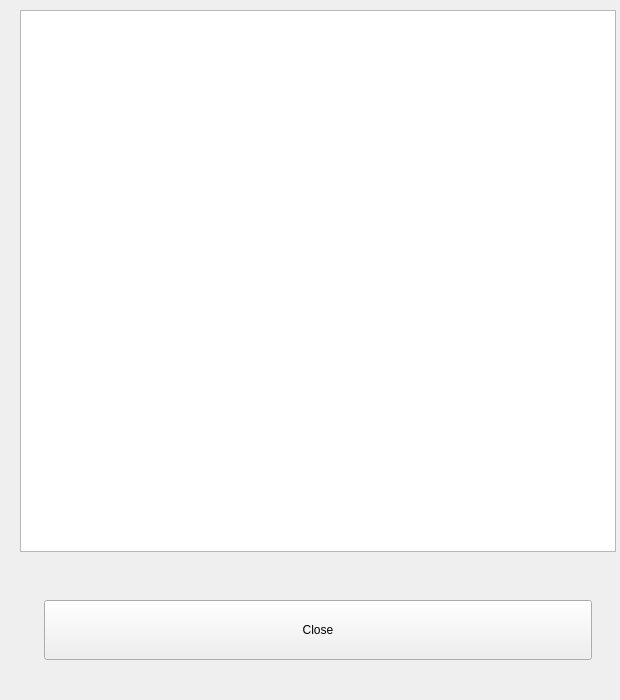
Before: the Qt Designer form src/license/user-license-agreement.ui in openeuler-mirror/kiran-control-panel, drawn with Qt 5.
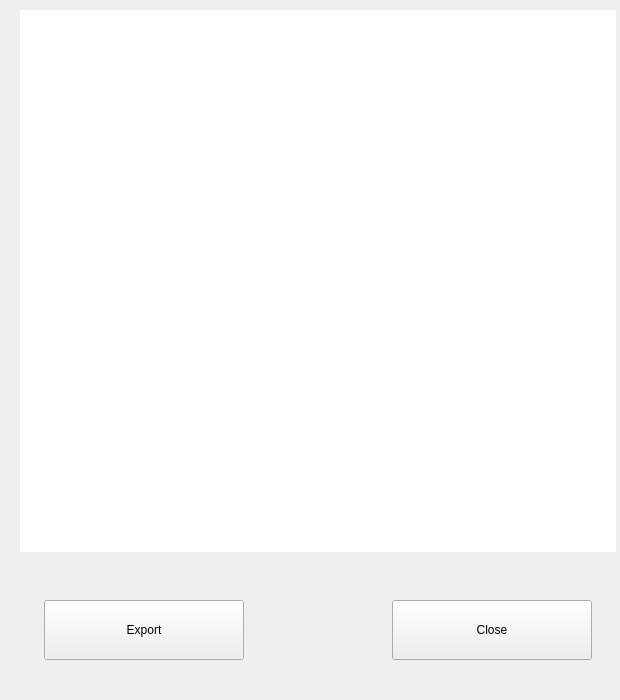
After: the same form once the commit is applied.

```diff
--- a/src/license/user-license-agreement.ui
+++ b/src/license/user-license-agreement.ui
@@ -66,6 +66,9 @@
        <family>Noto Sans CJK SC</family>
       </font>
      </property>
+     <property name="frameShape">
+      <enum>QFrame::NoFrame</enum>
+     </property>
      <property name="lineWrapMode">
       <enum>QTextEdit::WidgetWidth</enum>
      </property>
@@ -73,15 +76,15 @@
       <string>&lt;!DOCTYPE HTML PUBLIC &quot;-//W3C//DTD HTML 4.0//EN&quot; &quot;http://www.w3.org/TR/REC-html40/strict.dtd&quot;&gt;
 &lt;html&gt;&lt;head&gt;&lt;meta name=&quot;qrichtext&quot; content=&quot;1&quot; /&gt;&lt;style type=&quot;text/css&quot;&gt;
 p, li { white-space: pre-wrap; }
-&lt;/style&gt;&lt;/head&gt;&lt;body style=&quot; font-family:'Noto Sans CJK SC'; font-size:9pt; font-weight:400; font-style:normal;&quot;&gt;
-&lt;p style=&quot;-qt-paragraph-type:empty; margin-top:0px; margin-bottom:0px; margin-left:0px; margin-right:0px; -qt-block-indent:0; text-indent:0px;&quot;&gt;&lt;br /&gt;&lt;/p&gt;&lt;/body&gt;&lt;/html&gt;</string>
+&lt;/style&gt;&lt;/head&gt;&lt;body style=&quot; font-family:'Noto Sans CJK SC'; font-size:12pt; font-weight:400; font-style:normal;&quot;&gt;
+&lt;p style=&quot;-qt-paragraph-type:empty; margin-top:0px; margin-bottom:0px; margin-left:0px; margin-right:0px; -qt-block-indent:0; text-indent:0px; font-size:9pt;&quot;&gt;&lt;br /&gt;&lt;/p&gt;&lt;/body&gt;&lt;/html&gt;</string>
      </property>
     </widget>
    </item>
    <item>
     <layout class="QHBoxLayout" name="horizontalLayout">
      <property name="spacing">
-      <number>0</number>
+      <number>24</number>
      </property>
      <property name="leftMargin">
       <number>24</number>
@@ -89,6 +92,38 @@
      <property name="rightMargin">
       <number>24</number>
      </property>
+     <item>
+      <widget class="QPushButton" name="btn_eula_export">
+       <property name="minimumSize">
+        <size>
+         <width>200</width>
+         <height>60</height>
+        </size>
+       </property>
+       <property name="maximumSize">
+        <size>
+         <width>152</width>
+         <height>60</height>
+        </size>
+       </property>
+       <property name="text">
+        <string>Export</string>
+       </property>
+      </widget>
+     </item>
+     <item>
+      <spacer name="horizontalSpacer">
+       <property name="orientation">
+        <enum>Qt::Horizontal</enum>
+       </property>
+       <property name="sizeHint" stdset="0">
+        <size>
+         <width>40</width>
+         <height>20</height>
+        </size>
+       </property>
+      </spacer>
+     </item>
      <item>
       <widget class="QPushButton" name="btn_eula_close">
        <property name="sizePolicy">
@@ -99,13 +134,13 @@
        </property>
        <property name="minimumSize">
         <size>
-         <width>0</width>
-         <height>0</height>
+         <width>200</width>
+         <height>60</height>
         </size>
        </property>
        <property name="maximumSize">
         <size>
-         <width>572</width>
+         <width>152</width>
          <height>60</height>
         </size>
        </property>
```
